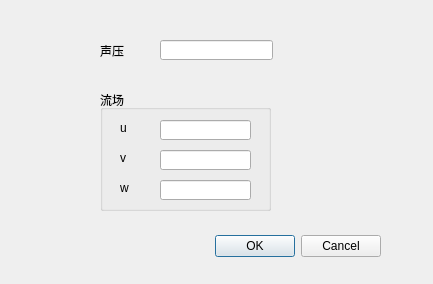
This is initial_aco.ui in onism/GTea as Qt 5 draws it before an edit. The edited form follows.
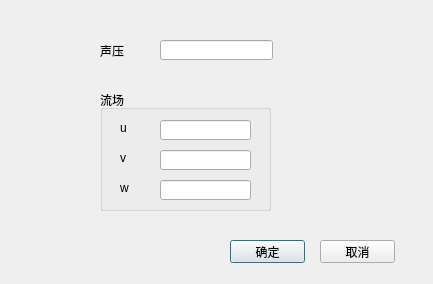
This is the edited form.

What changed in the file:
```diff
--- a/initial_aco.ui
+++ b/initial_aco.ui
@@ -13,22 +13,6 @@
   <property name="windowTitle">
    <string>initial</string>
   </property>
-  <widget class="QDialogButtonBox" name="buttonBox">
-   <property name="geometry">
-    <rect>
-     <x>180</x>
-     <y>230</y>
-     <width>201</width>
-     <height>32</height>
-    </rect>
-   </property>
-   <property name="orientation">
-    <enum>Qt::Horizontal</enum>
-   </property>
-   <property name="standardButtons">
-    <set>QDialogButtonBox::Cancel|QDialogButtonBox::Ok</set>
-   </property>
-  </widget>
   <widget class="QLabel" name="label">
    <property name="geometry">
     <rect>
@@ -134,6 +118,32 @@
     </property>
    </widget>
   </widget>
+  <widget class="QPushButton" name="pushButton">
+   <property name="geometry">
+    <rect>
+     <x>230</x>
+     <y>240</y>
+     <width>75</width>
+     <height>23</height>
+    </rect>
+   </property>
+   <property name="text">
+    <string>确定</string>
+   </property>
+  </widget>
+  <widget class="QPushButton" name="pushButton_2">
+   <property name="geometry">
+    <rect>
+     <x>320</x>
+     <y>240</y>
+     <width>75</width>
+     <height>23</height>
+    </rect>
+   </property>
+   <property name="text">
+    <string>取消</string>
+   </property>
+  </widget>
  </widget>
  <resources/>
  <connections>
```
Left out of the diff: 35 changed lines with no effect on the pictures.
